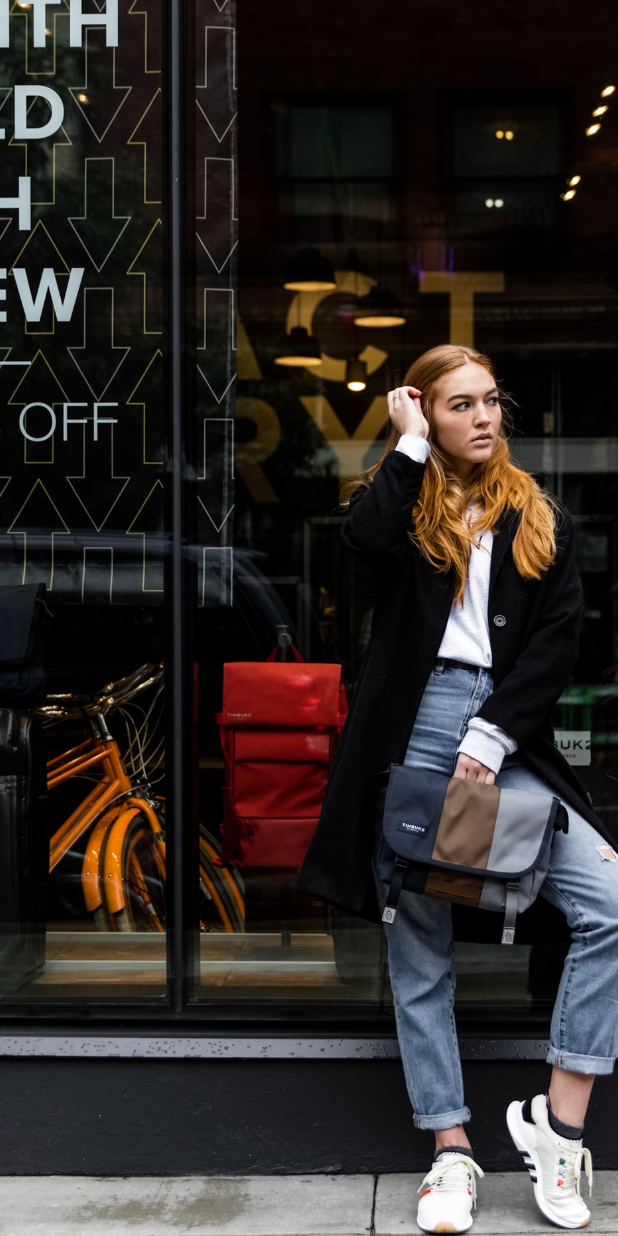
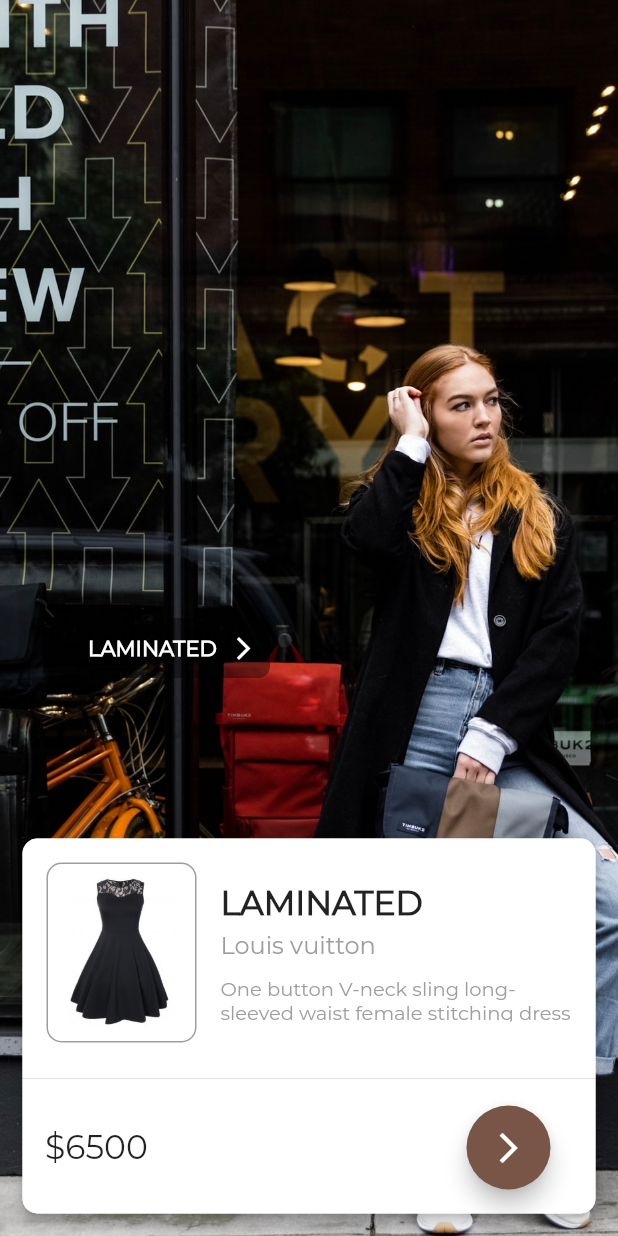
Before and after one commit to ibrahimuzul/flutter_modaapp, a Flutter app: the Detay screen opened directly, on a phone screen of 412 x 824 dp. Run offline on Flutter 3.47's test engine with Material 2 defaults, Android fonts, the phone set to English and light mode, and no system bars.

Commit message:
115. Detay Sayfasının Tamamlanması Bölüm 5 Son

```diff
--- a/lib/detay.dart
+++ b/lib/detay.dart
@@ -1,7 +1,6 @@
 import 'package:flutter/material.dart';
 
 class Detay extends StatefulWidget {
-
   var imgPath;
 
   Detay({this.imgPath});
@@ -14,15 +13,143 @@ class _DetayState extends State<Detay> {
   @override
   Widget build(BuildContext context) {
     return Scaffold(
-      body: Hero(
+      body: Stack(
+        children: <Widget>[
+          Hero(
             tag: widget.imgPath,
             child: Container(
               width: MediaQuery.of(context).size.width,
               height: MediaQuery.of(context).size.height,
               decoration: BoxDecoration(
-              image: DecorationImage(image: AssetImage(widget.imgPath), fit: BoxFit.cover)
+                  image: DecorationImage(
+                      image: AssetImage(widget.imgPath), fit: BoxFit.cover)),
             ),
           ),
+          Positioned(
+            left: 15,
+            right: 15,
+            bottom: 15,
+            child: Material(
+              borderRadius: BorderRadius.circular(10),
+              elevation: 4,
+              child: Container(
+                height: 250,
+                width: MediaQuery.of(context).size.width - 30,
+                decoration: BoxDecoration(
+                  color: Colors.white,
+                  borderRadius: BorderRadius.circular(10),
+                ),
+                child: Column(
+                  children: <Widget>[
+                    Row(
+                      children: <Widget>[
+                        Padding(
+                          padding: const EdgeInsets.all(16.0),
+                          child: Container(
+                            height: 120,
+                            width: 100,
+                            decoration: BoxDecoration(
+                                borderRadius: BorderRadius.circular(10),
+                                border: Border.all(
+                                  color: Colors.grey,
+                                ),
+                                image: DecorationImage(
+                                    image: AssetImage(
+                                      'assets/dress.jpg',
+                                    ),
+                                    fit: BoxFit.contain)),
+                          ),
+                        ),
+                        Column(
+                          crossAxisAlignment: CrossAxisAlignment.start,
+                          children: <Widget>[
+                            Text(
+                              "LAMINATED",
+                              style: TextStyle(
+                                  fontSize: 22,
+                                  fontFamily: 'Montserrat',
+                                  fontWeight: FontWeight.bold),
+                            ),
+                            SizedBox(
+                              height: 5,
+                            ),
+                            Text(
+                              "Louis vuitton",
+                              style: TextStyle(
+                                  fontSize: 16,
+                                  fontFamily: 'Montserrat',
+                                  color: Colors.grey),
+                            ),
+                            SizedBox(
+                              height: 10,
+                            ),
+                            Container(
+                              height: 30,
+                              width: MediaQuery.of(context).size.width - 170,
+                              child: Text(
+                                "One button V-neck sling long-sleeved waist female stitching dress",
+                                style: TextStyle(
+                                    fontSize: 13,
+                                    fontFamily: 'Montserrat',
+                                    color: Colors.grey),
+                              ),
+                            ),
+                          ],
+                        ),
+                      ],
+                    ),
+                    Divider(),
+                    Padding(
+                      padding:
+                      const EdgeInsets.only(left: 15, top: 10, bottom: 2),
+                      child: Row(
+                        mainAxisAlignment: MainAxisAlignment.spaceBetween,
+                        children: <Widget>[
+                          Text(
+                            '\$6500',
+                            style: TextStyle(
+                                fontFamily: 'Montserrat', fontSize: 22),
+                          ),
+                          Container(
+                            margin: EdgeInsets.only(right: 30),
+                            child: FloatingActionButton(
+                              onPressed: () {},
+                              child:
+                              Center(child: Icon(Icons.arrow_forward_ios)),
+                              backgroundColor: Colors.brown,
+                            ),
+                          ),
+                        ],
+                      ),
+                    )
+                  ],
+                ),
+              ),
+            ),
+          ),
+
+          Positioned(
+            top: MediaQuery.of(context).size.height/2,
+            left: 50,
+            child: Container(
+              height: 40,
+              width: 130,
+              decoration: BoxDecoration(
+                color: Colors.black.withOpacity(0.4),
+                borderRadius: BorderRadius.circular(8),
+              ),
+              child: Row(
+                mainAxisAlignment: MainAxisAlignment.spaceEvenly,
+                children: <Widget>[
+                  Center(child: Text("LAMINATED",style: TextStyle(fontFamily: 'Montserrat', color: Colors.white,fontWeight: FontWeight.bold),)),
+                  Icon(Icons.arrow_forward_ios,color: Colors.white, size: 18,)
+                ],
+              ),
+            ),
+
+          )
+
+        ],
       ),
     );
   }
```
Lines whose indentation alone changed are shown as unchanged.
